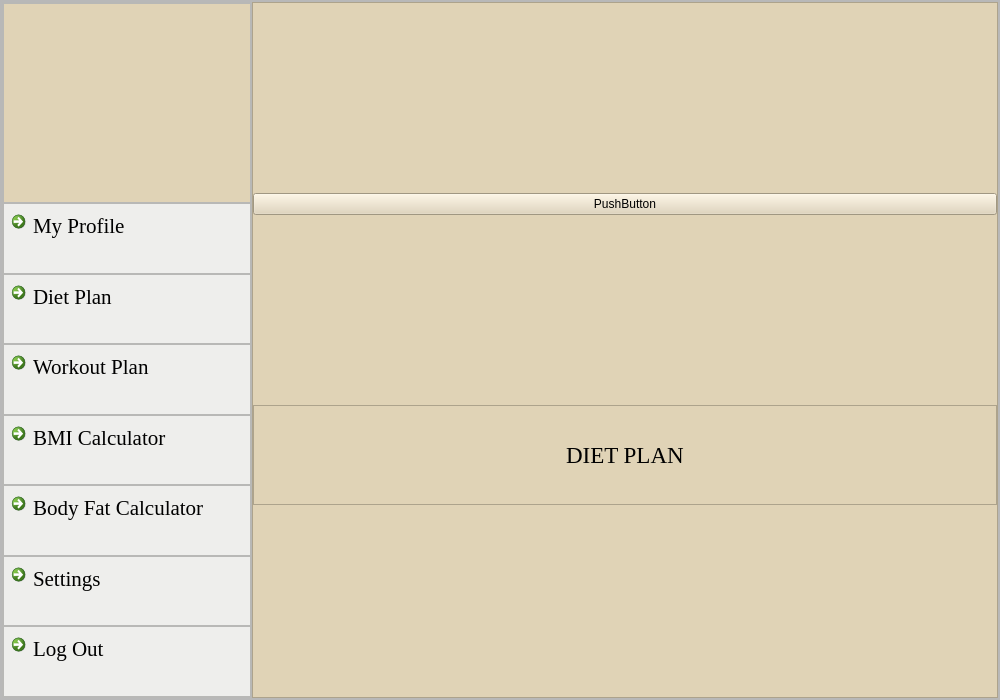
Qt form dietplan.ui (skidgefries/rightmeal) before a commit.
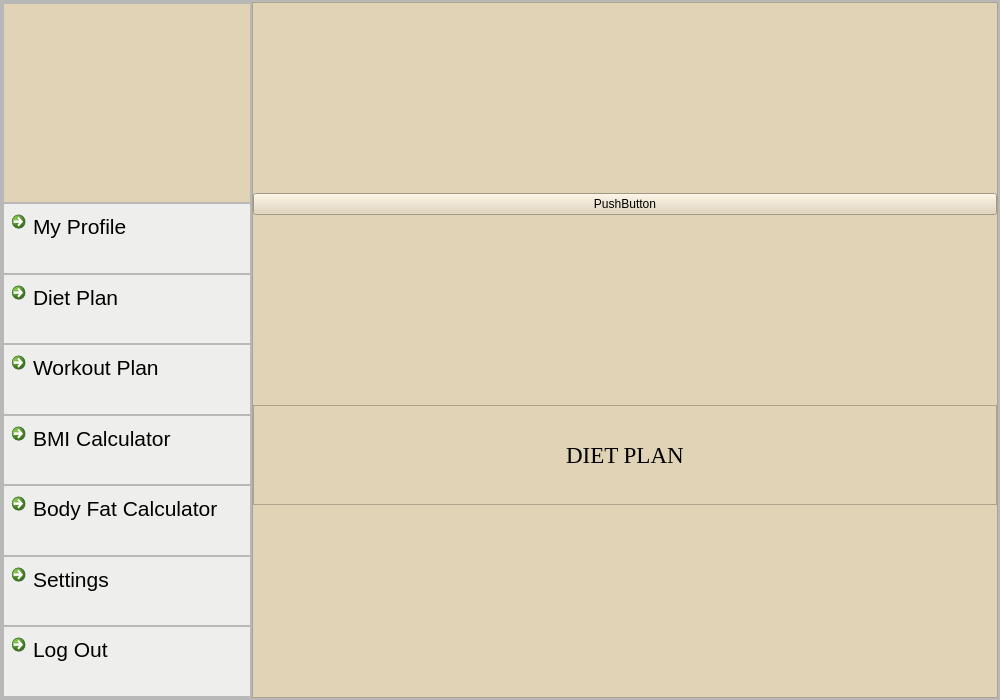
The same form after that commit. Icons and pictures are not drawn.

What changed in the file:
```diff
--- a/dietplan.ui
+++ b/dietplan.ui
@@ -206,7 +206,7 @@
                 <widget class="QCommandLinkButton" name="commandLinkButton_6">
                  <property name="font">
                   <font>
-                   <family>Times New Roman</family>
+                   <family>Segoe UI</family>
                    <pointsize>16</pointsize>
                    <bold>false</bold>
                   </font>
@@ -247,7 +247,7 @@
                 <widget class="QCommandLinkButton" name="commandLinkButton_21">
                  <property name="font">
                   <font>
-                   <family>Times New Roman</family>
+                   <family>Segoe UI</family>
                    <pointsize>16</pointsize>
                    <bold>false</bold>
                   </font>
@@ -288,7 +288,7 @@
                 <widget class="QCommandLinkButton" name="commandLinkButton_22">
                  <property name="font">
                   <font>
-                   <family>Times New Roman</family>
+                   <family>Segoe UI</family>
                    <pointsize>16</pointsize>
                    <bold>false</bold>
                   </font>
@@ -329,7 +329,7 @@
                 <widget class="QCommandLinkButton" name="commandLinkButton_23">
                  <property name="font">
                   <font>
-                   <family>Times New Roman</family>
+                   <family>Segoe UI</family>
                    <pointsize>16</pointsize>
                    <bold>false</bold>
                   </font>
@@ -370,7 +370,7 @@
                 <widget class="QCommandLinkButton" name="commandLinkButton_24">
                  <property name="font">
                   <font>
-                   <family>Times New Roman</family>
+                   <family>Segoe UI</family>
                    <pointsize>16</pointsize>
                    <bold>false</bold>
                   </font>
@@ -411,7 +411,7 @@
                 <widget class="QCommandLinkButton" name="commandLinkButton_25">
                  <property name="font">
                   <font>
-                   <family>Times New Roman</family>
+                   <family>Segoe UI</family>
                    <pointsize>16</pointsize>
                    <bold>false</bold>
                   </font>
@@ -452,7 +452,7 @@
                 <widget class="QCommandLinkButton" name="commandLinkButton_26">
                  <property name="font">
                   <font>
-                   <family>Times New Roman</family>
+                   <family>Segoe UI</family>
                    <pointsize>16</pointsize>
                    <bold>false</bold>
                   </font>
```
Left out of the diff: 6 changed lines with no effect on the pictures.
